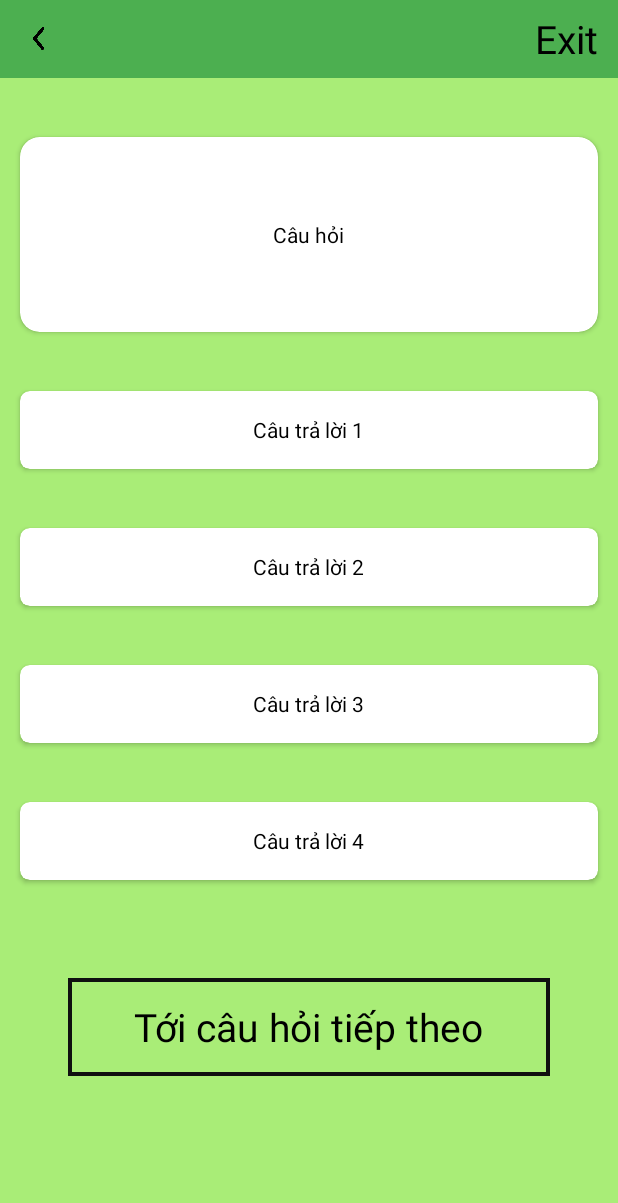
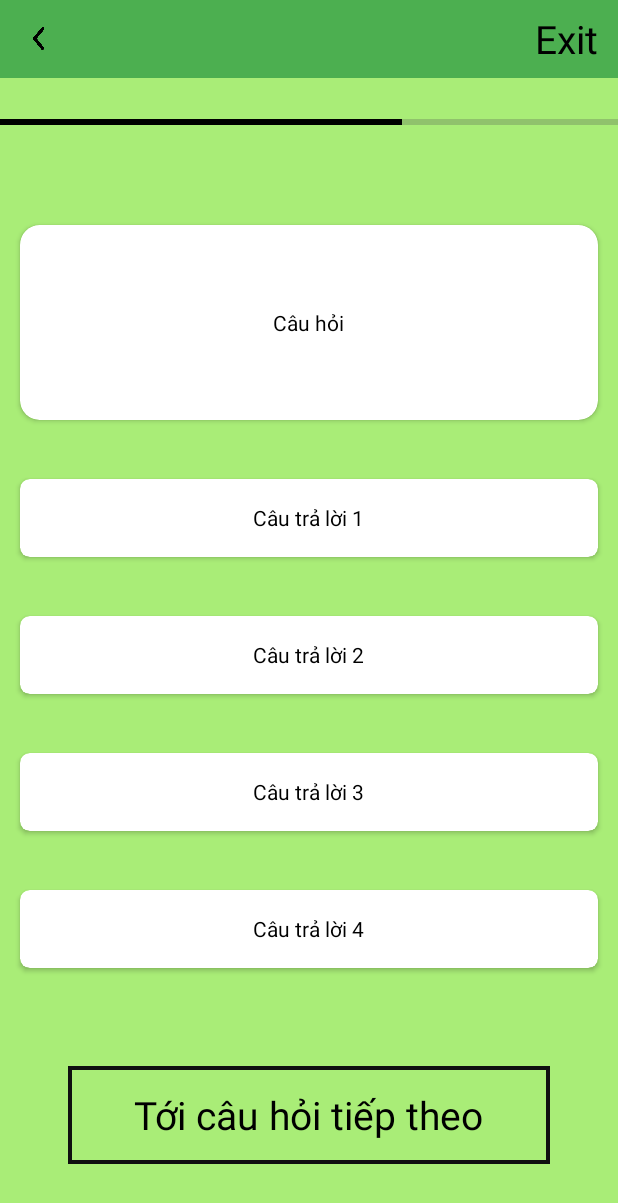
Before and after one commit to EkkoNguyen/63136111-AndroidProgramming, an Android app: the screen it shows after launch (ManHinhChoiActivity), on a phone screen of 412 x 824 dp. Shown: the top 1203 px of the screen. Run offline under Robolectric (Android 15) with nearby library versions, the phone set to English and light mode, and no system bars; our stand-ins replace sdp/ssp sizes.

Commit message:
Thêm chức năng tính giờ khi chơi

```diff
--- a/ntu_63136111/Cau2_QuizzyApp/app/src/main/java/till/edu/cau2_quizzyapp/ManHinhChoiActivity.java
+++ b/ntu_63136111/Cau2_QuizzyApp/app/src/main/java/till/edu/cau2_quizzyapp/ManHinhChoiActivity.java
@@ -2,13 +2,32 @@ package till.edu.cau2_quizzyapp;
 
 import androidx.appcompat.app.AppCompatActivity;
 
+import android.app.Dialog;
 import android.os.Bundle;
+import android.os.CountDownTimer;
+import android.widget.ProgressBar;
 
 public class ManHinhChoiActivity extends AppCompatActivity {
-
+    CountDownTimer countDownTimer;
+    int time = 20;
+    ProgressBar progressBar;
     @Override
     protected void onCreate(Bundle savedInstanceState) {
         super.onCreate(savedInstanceState);
         setContentView(R.layout.activity_man_hinh_choi);
+
+        progressBar = findViewById(R.id.quiz_timer);
+        countDownTimer = new CountDownTimer(20000, 1000) {
+            @Override
+            public void onTick(long l) {
+                time = time - 1;
+                progressBar.setProgress(time);
+            }
+
+            @Override
+            public void onFinish() {
+                Dialog dialog = new Dialog(ManHinhChoiActivity.this);
+            }
+        }.start();
     }
 }
--- a/ntu_63136111/Cau2_QuizzyApp/app/src/main/res/layout/activity_man_hinh_choi.xml
+++ b/ntu_63136111/Cau2_QuizzyApp/app/src/main/res/layout/activity_man_hinh_choi.xml
@@ -34,7 +34,16 @@
             android:layout_marginRight="@dimen/_10sdp"/>
 
     </RelativeLayout>
-
+    <ProgressBar
+        android:id="@+id/quiz_timer"
+        android:layout_width="match_parent"
+        android:layout_height="@dimen/_45sdp"
+        android:indeterminate="false"
+        style="?android:attr/progressBarStyleHorizontal"
+        android:progress="10"
+        android:max="20"
+        android:progressTint="@color/black"
+        />
     <androidx.cardview.widget.CardView
         app:cardCornerRadius="@dimen/_10sdp"
         android:layout_width="match_parent"
```
